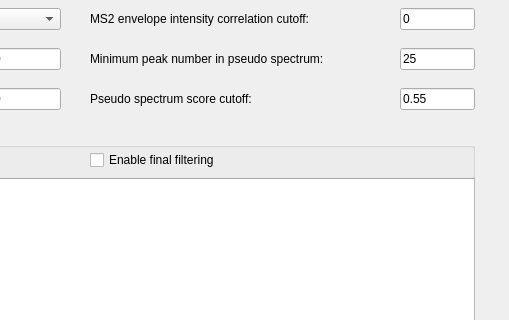
Old version of the form src/gui/topdia/topdiadialog.ui in the repository toppic-suite/toppic-suite; both pictures show x 594 to 1103 and y 282 to 602 of the 1103 by 685 pixel window.
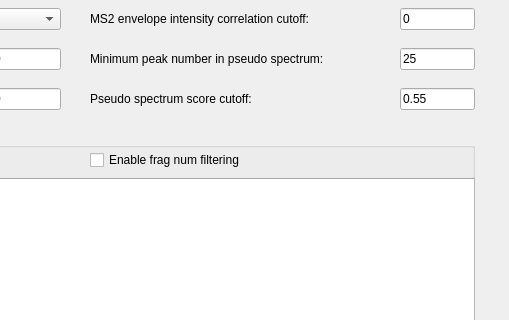
New version of the form. Icons and pictures are not drawn.

Commit message:
topdia_gui: "Enable final filtering" renamed "Enable frag num filtering"
The checkbox of --frag-num-filtering (finalFilteringCheckBox) in
topdiadialog.ui, and the label named in the -j row of the TopDIA manual.

Claude-Session: https://claude.ai/code/session_01HHS9kqNeMeJ1twvAAyovie

Patch:
```diff
--- a/src/gui/topdia/topdiadialog.ui
+++ b/src/gui/topdia/topdiadialog.ui
@@ -564,7 +564,7 @@
          <bool>false</bool>
         </property>
         <property name="text">
-         <string>Enable final filtering</string>
+         <string>Enable frag num filtering</string>
         </property>
         <property name="checkable">
          <bool>true</bool>
```
The commit also changes 1 other file.
